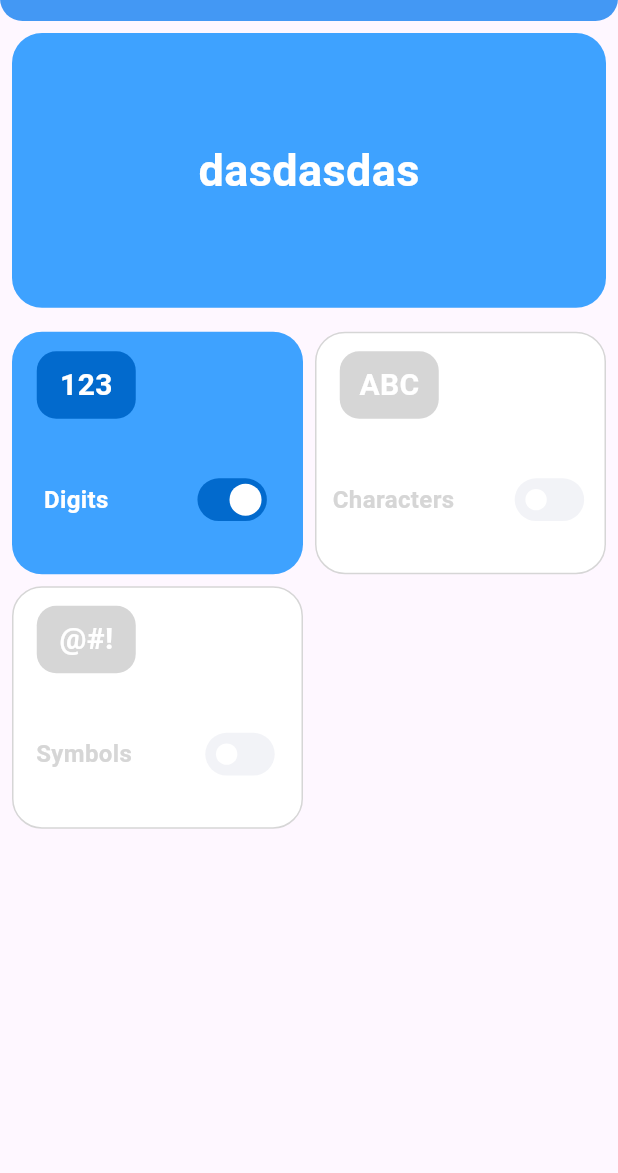
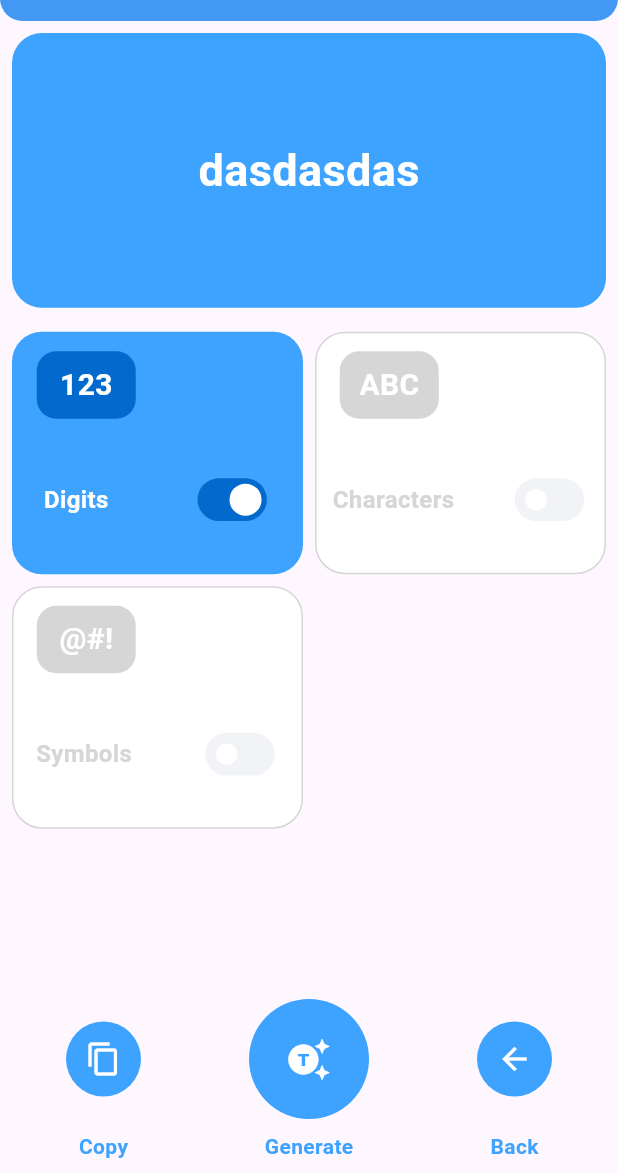
Before and after one commit to Nishan-Pradhan06/passwordgenerator, a Flutter app: the HomePages screen opened directly, on a phone screen of 412 x 824 dp, the part 63-1236 px from its top. Run offline on Flutter 3.47's test engine with Material 3 defaults, Android fonts, the light colour scheme and no system bars; our stand-ins replace shared_preferences, smooth_page_indicator; accounts and stored records are empty.

Commit message:
add buttons

```diff
--- a/lib/view/components/button_components.dart
+++ b/lib/view/components/button_components.dart
@@ -0,0 +1,53 @@
+import 'package:flutter/material.dart';
+import '../../core/colors/colors.dart';
+
+class ButtonComponents extends StatelessWidget {
+  final IconData icon;
+  final String label;
+  final VoidCallback onPressed;
+  final double iconSize;
+
+  const ButtonComponents({
+    Key? key,
+    required this.icon,
+    required this.label,
+    required this.onPressed,
+    this.iconSize = 24.0,
+  }) : super(key: key);
+
+  @override
+  Widget build(BuildContext context) {
+    return Column(
+      children: [
+        Container(
+          height: iconSize == 28.0 ? 50 : 80,
+          width: iconSize == 24.0 ? 50 : 80,
+          decoration: const BoxDecoration(
+            color: BrandColors.kSecondary,
+            shape: BoxShape.circle,
+          ),
+          child: Center(
+            child: IconButton(
+              onPressed: onPressed,
+              icon: Icon(
+                icon,
+                color: Colors.white,
+                size: iconSize,
+              ),
+            ),
+          ),
+        ),
+        const SizedBox(
+          height: 8,
+        ),
+        Text(
+          label,
+          style: const TextStyle(
+            fontWeight: FontWeight.bold,
+            color: BrandColors.kSecondary,
+          ),
+        ),
+      ],
+    );
+  }
+}
--- a/lib/view/pages/home_page.dart
+++ b/lib/view/pages/home_page.dart
@@ -1,8 +1,13 @@
 import 'package:flutter/material.dart';
+import 'package:randowmpasswordgenerator/controller/shared_preference_provider.dart';
+import 'package:randowmpasswordgenerator/view/components/button_components.dart';
 import '../../core/constants/card_list.dart';
 import '../components/appbar.dart';
 import '../components/selection_card.dart';
 import '../components/password_field.dart';
+import 'package:provider/provider.dart';
+
+import 'onboarding_screen.dart';
 
 class HomePages extends StatelessWidget {
   const HomePages({super.key});
@@ -38,6 +43,38 @@ class HomePages extends StatelessWidget {
                 },
               ),
             ),
+            Consumer<PreferencesProvider>(
+              builder: (context, prefProvider, child) {
+                return Row(
+                  mainAxisAlignment: MainAxisAlignment.spaceAround,
+                  children: [
+                    ButtonComponents(
+                      icon: Icons.copy,
+                      label: 'Copy',
+                      onPressed: () {},
+                    ),
+                    ButtonComponents(
+                      icon: Icons.generating_tokens,
+                      label: 'Generate',
+                      onPressed: () {},
+                      iconSize: 30,
+                    ),
+                    ButtonComponents(
+                      icon: Icons.arrow_back,
+                      label: 'Back',
+                      onPressed: () {
+                        prefProvider.setShowHome(false);
+                        Navigator.of(context).pushReplacement(
+                          MaterialPageRoute(
+                            builder: (context) => const OnBoarding(),
+                          ),
+                        );
+                      },
+                    ),
+                  ],
+                );
+              },
+            ),
           ],
         ),
       ),
```
Also changed, not shown: lib/view/components/dynamic_bar.dart (added, +19 -0 lines), lib/view/pages/home_e.dart (deleted, +0 -404 lines).
